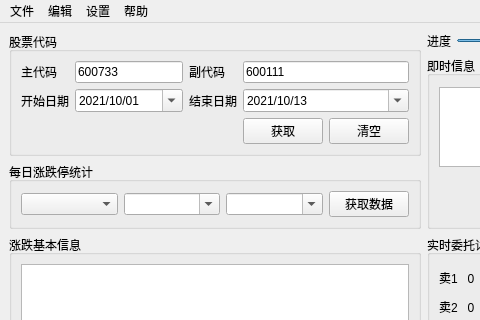
Before: the Qt Designer form StockUI.ui in yangjiameng/Stock_Monitoring, drawn with Qt 5; both pictures show x 0 to 480 and y 0 to 320 of the 873 by 663 pixel window.
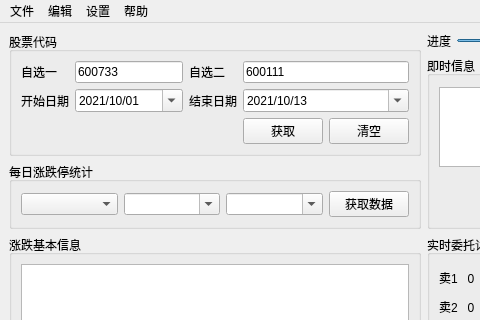
After: the same form once the commit is applied. Custom widgets are drawn as their Qt base class.

Commit message: 更新帮助文档

```diff
--- a/StockUI.ui
+++ b/StockUI.ui
@@ -184,7 +184,7 @@
          <item row="1" column="2">
           <widget class="QLabel" name="label_4">
            <property name="text">
-            <string>副代码</string>
+            <string>自选二</string>
            </property>
           </widget>
          </item>
@@ -198,7 +198,7 @@
          <item row="1" column="0">
           <widget class="QLabel" name="label_3">
            <property name="text">
-            <string>主代码</string>
+            <string>自选一</string>
            </property>
           </widget>
          </item>
```
Left out of the diff: 6 changed lines with no effect on the pictures. The commit also changes 2 other files.
